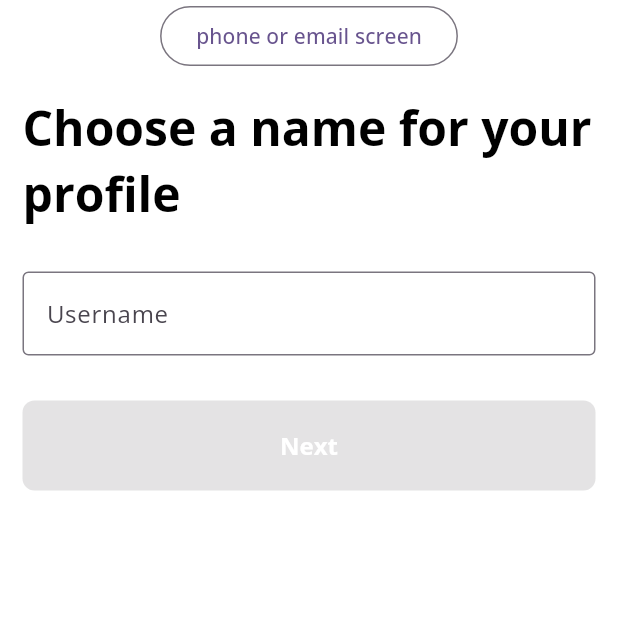
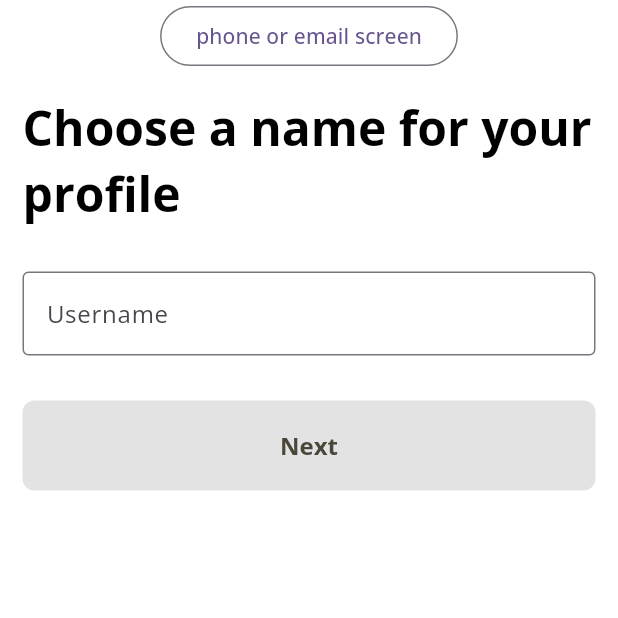
Before and after one commit to BrunaScauri/test-olliefy, a Flutter app: the ProfileName screen opened directly, on a phone screen of 412 x 824 dp, the top half of it. Run offline on Flutter 3.47's test engine with Material 3 defaults, Android fonts, the phone set to English and light mode, and no system bars; our stand-ins replace flutter_svg, google_fonts.

Commit message:
style: edit/clean up of color sheet

```diff
--- a/lib/utils/colors.dart
+++ b/lib/utils/colors.dart
@@ -6,12 +6,17 @@ class AppColors {
   static const Color mobileSearchColor = Color.fromRGBO(38, 38, 38, 1);
   static const Color blueColor = Color.fromRGBO(0, 149, 246, 1);
   static const Color primaryColor = Color.fromRGBO(236, 212, 68, 1);
+  static const Color white = Color.fromRGBO(255, 255, 255, 1);
+  static const Color black = Colors.black;
+
   static const Color primaryGold60 = Color.fromRGBO(222, 199, 55, 1);
   static const Color primaryGold40 = Color.fromRGBO(229, 210, 95, 1);
   static const Color primaryGold20 = Color.fromRGBO(242, 159, 44, 1);
   static const Color primaryGold20Stepper = Color.fromRGBO(242, 233, 175, 1);
   static const Color primaryGold10 = Color.fromRGBO(248, 244, 215, 1);
-  static const Color white = Color.fromRGBO(255, 255, 255, 1);
-  static const Color black = Colors.black;
+
+  static const Color primaryBlack = Color.fromRGBO(0, 0, 0, 1);
   static const Color secondaryColor = Colors.grey;
+  static const Color primaryGray50 = Color.fromRGBO(74, 71, 57, 1);
+  static const Color buttonDisabled12 = Color.fromRGBO(74, 71, 57, 0.12);
 }
```
